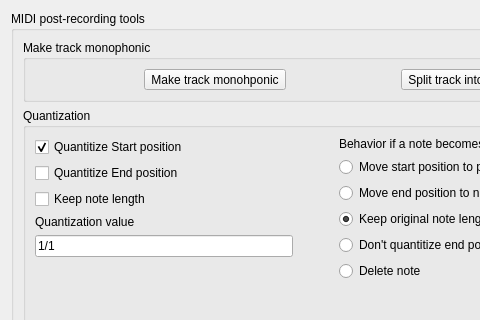
kmatheussen/radium, file Qt/qt4_tools.ui: the form before one commit; both pictures show x 0 to 480 and y 0 to 320 of the 782 by 409 pixel window.
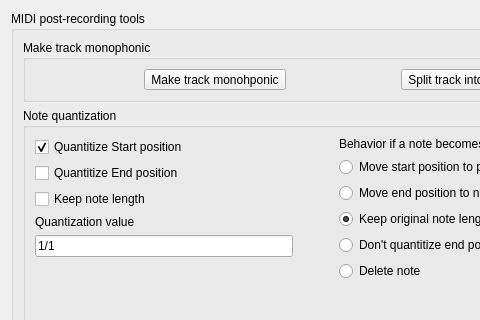
The form after the commit. Custom widgets are drawn as their Qt base class.

Commit message: Simple fx quantization

Patch:
```diff
--- a/Qt/qt4_tools.ui
+++ b/Qt/qt4_tools.ui
@@ -67,7 +67,7 @@
          </sizepolicy>
         </property>
         <property name="title">
-         <string>Quantization</string>
+         <string>Note quantization</string>
         </property>
         <layout class="QVBoxLayout" name="verticalLayout_2" stretch="0,0">
          <item>
```
Left out of the diff: 11 changed lines with no effect on the pictures. The commit also changes 9 other files.
